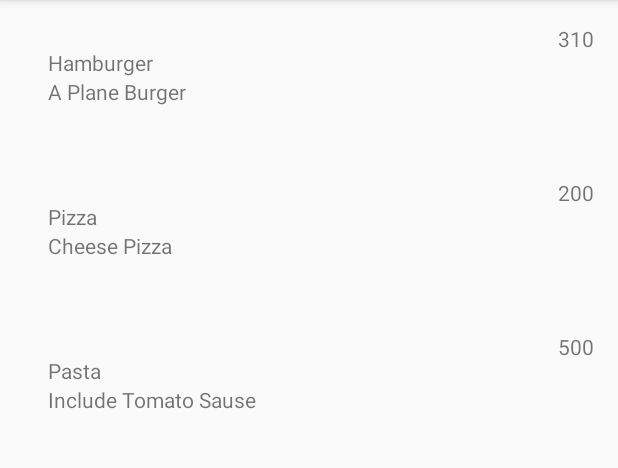
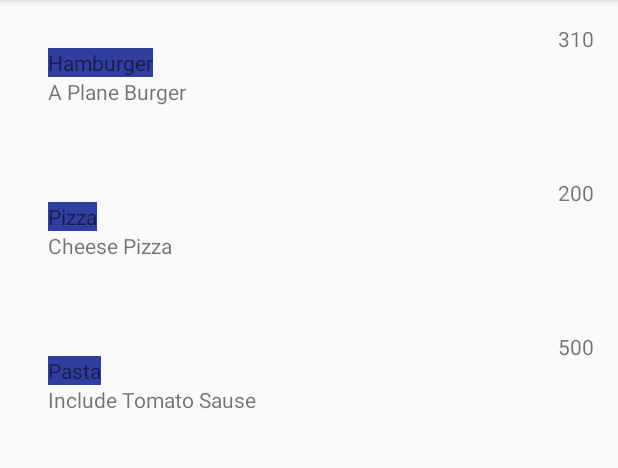
Before and after one commit to matthewwen/PurdueDietDining, an Android app: the screen it shows after launch (MainActivity), on a phone screen of 412 x 824 dp, the part 84-552 px from its top. Run offline under Robolectric (Android 15) with nearby library versions, the phone set to English and light mode, and no system bars.

Commit message:
Recycle View Items

```diff
--- a/app/src/main/res/layout/main_item_recycle_view.xml
+++ b/app/src/main/res/layout/main_item_recycle_view.xml
@@ -16,7 +16,8 @@
         <TextView
             android:id="@+id/name_food_tv"
             android:layout_width="wrap_content"
-            android:layout_height="wrap_content" />
+            android:layout_height="wrap_content"
+            android:background="@color/colorPrimaryDark"/>
 
         <TextView
             android:id="@+id/description_food_tv"
```
